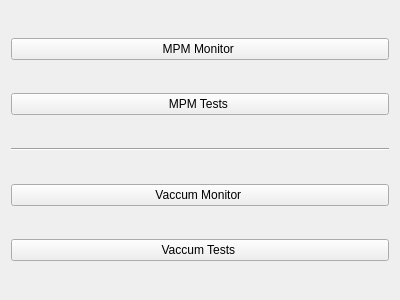
lsst-camera-dh/lsstPLCsTestBox, file ui/mainMenu.ui: the form before one commit.
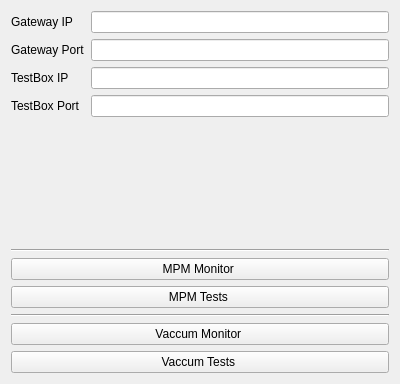
The form after the commit. Custom widgets are drawn as their Qt base class.

```diff
--- a/ui/mainMenu.ui
+++ b/ui/mainMenu.ui
@@ -7,13 +7,64 @@
     <x>0</x>
     <y>0</y>
     <width>400</width>
-    <height>300</height>
+    <height>384</height>
    </rect>
   </property>
   <property name="windowTitle">
    <string>Form</string>
   </property>
   <layout class="QVBoxLayout" name="verticalLayout">
+   <item>
+    <layout class="QFormLayout" name="formLayout">
+     <item row="0" column="0">
+      <widget class="QLabel" name="label">
+       <property name="text">
+        <string>Gateway IP</string>
+       </property>
+      </widget>
+     </item>
+     <item row="1" column="0">
+      <widget class="QLabel" name="label_2">
+       <property name="text">
+        <string>Gateway Port</string>
+       </property>
+      </widget>
+     </item>
+     <item row="0" column="1">
+      <widget class="QLineEdit" name="gateway_ip"/>
+     </item>
+     <item row="1" column="1">
+      <widget class="QLineEdit" name="gateway_port"/>
+     </item>
+     <item row="3" column="0">
+      <widget class="QLabel" name="label_3">
+       <property name="text">
+        <string>TestBox Port</string>
+       </property>
+      </widget>
+     </item>
+     <item row="2" column="0">
+      <widget class="QLabel" name="label_4">
+       <property name="text">
+        <string>TestBox IP</string>
+       </property>
+      </widget>
+     </item>
+     <item row="3" column="1">
+      <widget class="QLineEdit" name="testBox_port"/>
+     </item>
+     <item row="2" column="1">
+      <widget class="QLineEdit" name="testBox_ip"/>
+     </item>
+    </layout>
+   </item>
+   <item>
+    <widget class="Line" name="line_2">
+     <property name="orientation">
+      <enum>Qt::Horizontal</enum>
+     </property>
+    </widget>
+   </item>
    <item>
     <widget class="PyDMShellCommand" name="PyDMShellCommand_4">
      <property name="toolTip">
```
